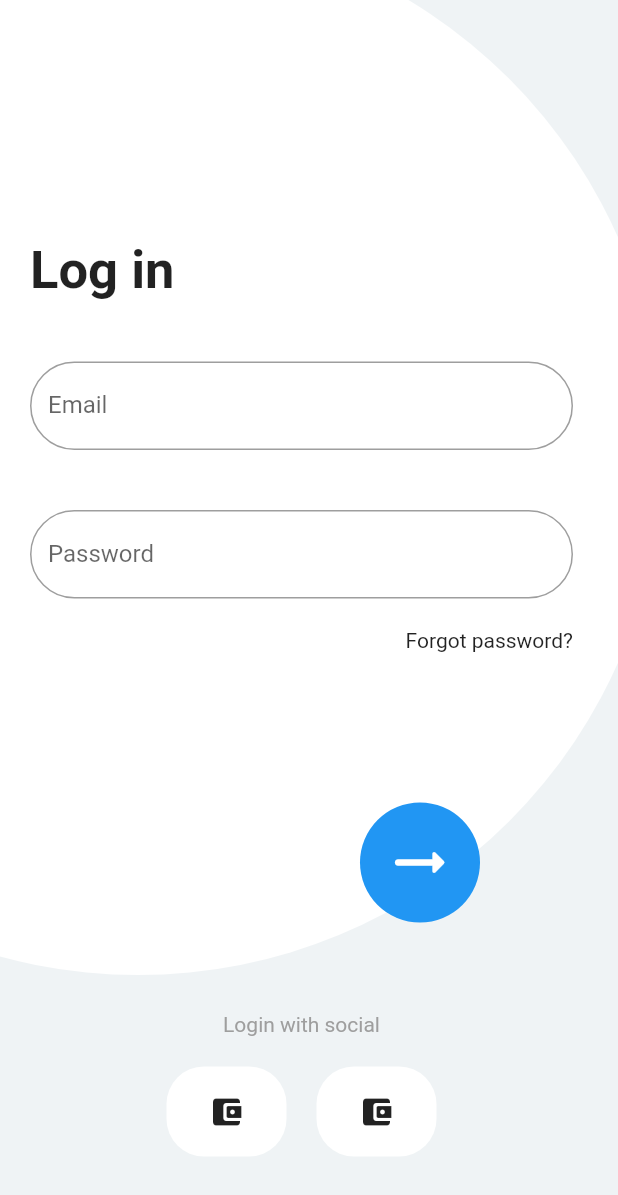
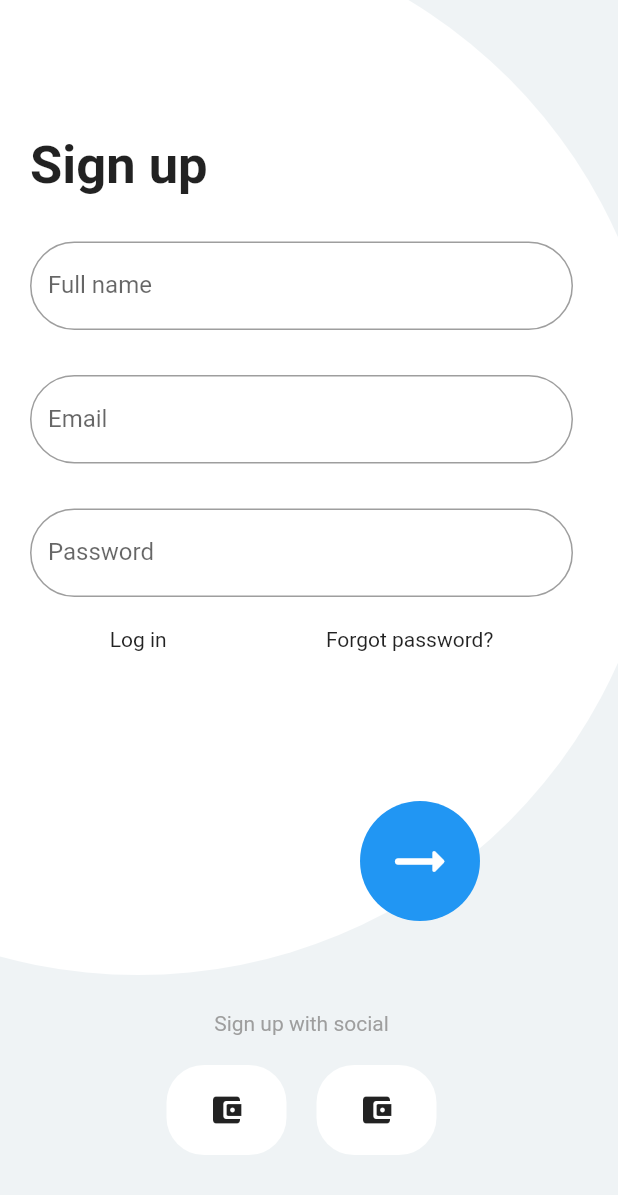
Before and after one commit to Khurshidddbek/debt_app, a Flutter app: the screen it shows after launch, on a phone screen of 412 x 824 dp. Shown: the top 1195 px of the screen. Run offline on Flutter 3.47's test engine with Material 2 defaults, Android fonts, the phone set to English and light mode, and no system bars.

Commit message:
Sign up Page UI

```diff
--- a/lib/main.dart
+++ b/lib/main.dart
@@ -18,7 +18,7 @@ class MyApp extends StatelessWidget {
       theme: ThemeData(
         primarySwatch: Colors.blue,
       ),
-      home: SignInPage(),
+      home: SignUpPage(),
       routes: {
         SignInPage.id: (context) => SignInPage(),
         SignUpPage.id: (context) => SignUpPage(),
--- a/lib/pages/signin_page.dart
+++ b/lib/pages/signin_page.dart
@@ -72,10 +72,13 @@ class _SignInPageState extends State<SignInPage> {
 
                 SizedBox(height: 20,),
 
-                // Button : Forgot password
                 Row(
-                  mainAxisAlignment: MainAxisAlignment.end,
+                  mainAxisAlignment: MainAxisAlignment.spaceAround,
                   children: [
+                    // Button : Sign up
+                    Text('Sign up'),
+
+                    // Button : Forgot password
                     GestureDetector(
                     child: Text('Forgot password?'),
                   ),
--- a/lib/pages/signup_page.dart
+++ b/lib/pages/signup_page.dart
@@ -13,7 +13,158 @@ class _SignUpPageState extends State<SignUpPage> {
   @override
   Widget build(BuildContext context) {
     return Scaffold(
-      body: Center(child: Text('SignUp page'),),
+      backgroundColor: Color.fromRGBO(239, 243, 245, 1),
+      body: Stack(
+        children: [
+          // Backgraund circle
+          Positioned(
+            top: -100,
+            right: -30.0,
+            child: Container(
+              height: 800,
+              width: 700,
+              decoration: BoxDecoration(
+                shape: BoxShape.circle,
+                color: Colors.white,
+              ),
+            )
+            ),
+
+          // Sign up elements
+          Container(
+            height: double.infinity,
+            width: double.infinity,
+            padding: EdgeInsets.only(left: 20, right: 30, top: 90, bottom: 50),
+            child: Column(
+              crossAxisAlignment: CrossAxisAlignment.start,
+              children: [
+                // Text : Sign up
+                Text('Sign up', style: TextStyle(fontSize: 35, fontWeight: FontWeight.bold),),
+
+                SizedBox(height: 30,),
+
+                // TextField: Full name
+                TextField(
+                  decoration: InputDecoration(
+                    labelText: 'Full name',
+                    border: OutlineInputBorder(
+                      borderRadius: BorderRadius.circular(30),
+                      gapPadding: 0,
+                    ),
+                  ),
+                  keyboardType: TextInputType.name,
+                ),
+
+                SizedBox(height: 30,),
+
+                // TextField: Email
+                TextField(
+                  decoration: InputDecoration(
+                    labelText: 'Email',
+                    border: OutlineInputBorder(
+                      borderRadius: BorderRadius.circular(30),
+                      gapPadding: 0,
+                    ),
+                  ),
+                  keyboardType: TextInputType.emailAddress,
+                ),
+
+                SizedBox(height: 30,),
+
+                // TextField: Password
+                TextField(
+                  decoration: InputDecoration(
+                    labelText: 'Password',
+                    border: OutlineInputBorder(
+                      borderRadius: BorderRadius.circular(30),
+                      gapPadding: 0,
+                    ),
+                  ),
+                  keyboardType: TextInputType.visiblePassword,
+                  obscureText: true,
+                ),
+
+                SizedBox(height: 20,),
+
+                Row(
+                  mainAxisAlignment: MainAxisAlignment.spaceAround,
+                  children: [
+                    // Button : Log in
+                    Text('Log in'),
+
+                    // Button : Forgot password
+                    GestureDetector(
+                    child: Text('Forgot password?'),
+                  ),
+                  ],
+                ),
+
+                SizedBox(height: 100,),
+
+                // Button: Sign up
+                Padding(
+                  padding: const EdgeInsets.only(left: 220),
+                  child: Container(
+                    height: 80,
+                    width: 80,
+                    decoration: BoxDecoration(
+                      shape: BoxShape.circle,
+                      color: Colors.blue,
+                    ),
+                    child: Center(
+                      child: Icon(Icons.arrow_right_alt_rounded, color: Colors.white, size: 50,),
+                    ),
+                  ),
+                ),
+
+                SizedBox(height: 60,),
+
+                Column(
+                  crossAxisAlignment: CrossAxisAlignment.center,
+                  children: [
+                    Text('Sign up with social', style: TextStyle(color: Colors.grey),),
+
+                    SizedBox(height: 20,),
+
+                    Row(
+                      mainAxisAlignment: MainAxisAlignment.center,
+                      children: [
+                        // Button : Sign up with Google
+                        Container(
+                          height: 60,
+                          width: 80,
+                          decoration: BoxDecoration(
+                            color: Colors.white,
+                            borderRadius: BorderRadius.circular(25),
+                          ),
+                          child: Center(
+                            child: Icon(Icons.account_balance_wallet_rounded),
+                          ),
+                        ),
+
+                        SizedBox(width: 20,),
+
+                        // Button : Sign up with Facebook
+                        Container(
+                          height: 60,
+                          width: 80,
+                          decoration: BoxDecoration(
+                            color: Colors.white,
+                            borderRadius: BorderRadius.circular(25),
+                          ),
+                          child: Center(
+                            child: Icon(Icons.account_balance_wallet_rounded),
+                          ),
+                        ),
+                      ],
+                    ),
+                  ],
+                ),
+              ],
+            ),
+          ),
+        ],
+      ),
     );
   }
 }
```
